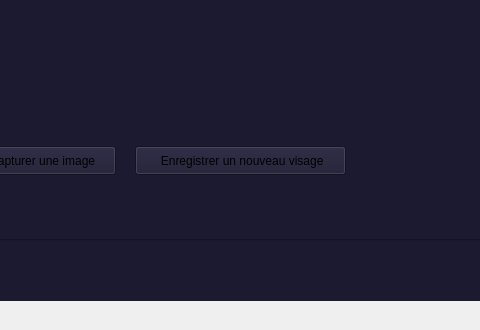
Before: the Qt Designer form mainwindow.ui in ProjetCppS2-2425/projetcpp-innovatehub, drawn with Qt 5; both pictures show x 287 to 767 and y 380 to 710 of the 1299 by 710 pixel window.
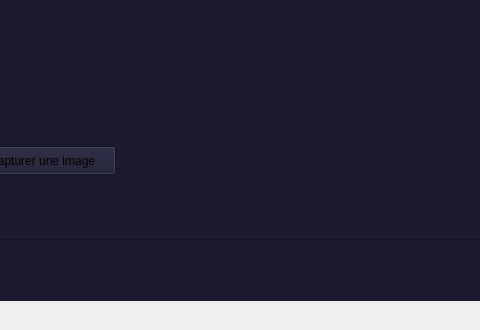
After: the same form once the commit is applied. Icons and pictures are not drawn.

```diff
--- a/mainwindow.ui
+++ b/mainwindow.ui
@@ -922,19 +922,6 @@
            <string>Lancer la reconnaissance</string>
           </property>
          </widget>
-         <widget class="QPushButton" name="Bemploye_9">
-          <property name="geometry">
-           <rect>
-            <x>390</x>
-            <y>440</y>
-            <width>211</width>
-            <height>29</height>
-           </rect>
-          </property>
-          <property name="text">
-           <string> Enregistrer un nouveau visage</string>
-          </property>
-         </widget>
          <widget class="QWidget" name="widget" native="true">
           <property name="geometry">
            <rect>
```
Left out of the diff: 19 changed lines with no effect on the pictures.
